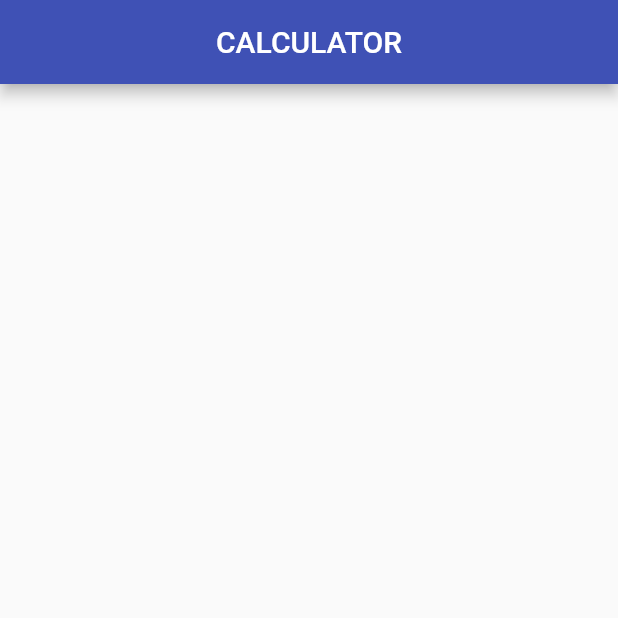
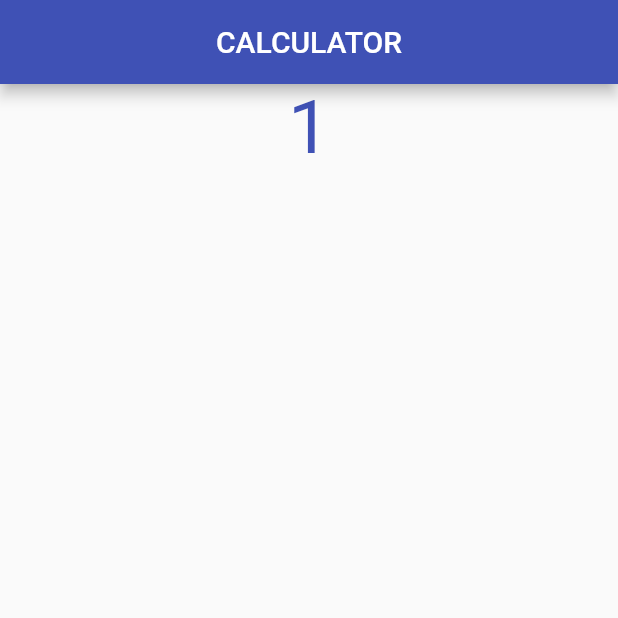
Before and after one commit to alwimaulana/Simple-Calculator, a Flutter app: the screen it shows after launch, after a tap on an icon or button, on a phone screen of 412 x 824 dp, the top half of it. Run offline on Flutter 3.47's test engine with Material 2 defaults, Android fonts, the phone set to English and light mode, and no system bars.

Commit message:
[FEATURE] able to operate + - x /

```diff
--- a/lib/button_of_number.dart
+++ b/lib/button_of_number.dart
@@ -1,4 +1,7 @@
 import 'package:flutter/material.dart';
+import 'my_home_page.dart';
+
+
 
 // class ButtonOfNumber extends StatefulWidget {
 //   final String number ;
@@ -73,16 +76,17 @@ import 'package:flutter/material.dart';
 //
 class ButtonOfNumber extends StatelessWidget {
  // const ButtonOfNumber({Key? key}) : super(key: key);
-  final String number;
-  //final double? elevationSize;
-  const ButtonOfNumber({required this.number});
+    String number;
+    final Function click;
+    ButtonOfNumber({required this.number, required this.click});
+
 
   @override
   Widget build(BuildContext context) {
     return Padding(
       padding: const EdgeInsets.all(0),
       child: MaterialButton(
-        onPressed: () {},
+        onPressed: () => click(number),
         child: Text(number,
             style: TextStyle(fontWeight: FontWeight.bold, fontSize: 24.0, color: Colors.white)
         ),
--- a/lib/my_home_page.dart
+++ b/lib/my_home_page.dart
@@ -2,12 +2,15 @@ import 'package:flutter/material.dart';
 import 'package:handson_flutter_new/button_of_number.dart';
 
 class HomePage extends StatefulWidget {
+  // final VoidCallback myvoid;
   const HomePage({Key? key}) : super(key: key);
 
   @override
   _HomePageState createState() => _HomePageState();
 }
 
+
+class _HomePageState extends State<HomePage> {
   Column keyPadFun(){
     List col = [
       ['1', '2', '3', '+'],
@@ -21,13 +24,7 @@ Column keyPadFun(){
           _numberRow(col[index])),
     );
   }
-// Column rowLooping(List<List<String>> data) {
-//   return Column(
-//     children: List.generate(data.length, (index) => Column(
-//       children: [keyPadFun(data[index])],
-//     ))
-//   );
-// }
+
   Widget _numberRow(List<String> numbers) {
     return Row(children: List.generate(numbers.length, (index) =>
         _buttonOfNumberBuilder(numbers[index])),
@@ -35,16 +32,14 @@ Widget _numberRow(List<String> numbers) {
   }
 
   Widget _buttonOfNumberBuilder(String num) {
-  return ButtonOfNumber(number: num,);
+    return ButtonOfNumber(number: num,click: _btnClick);
   }
-
-class _HomePageState extends State<HomePage> {
 
   int first = 0, second = 0 ;
   String opp ='';
   String result = '', text = '';
 
-  void btnClick(String btnText) {
+  _btnClick(String btnText) {
     if (btnText == "C") {
       result ="";
       text = "";
```
Lines whose indentation alone changed are shown as unchanged.
